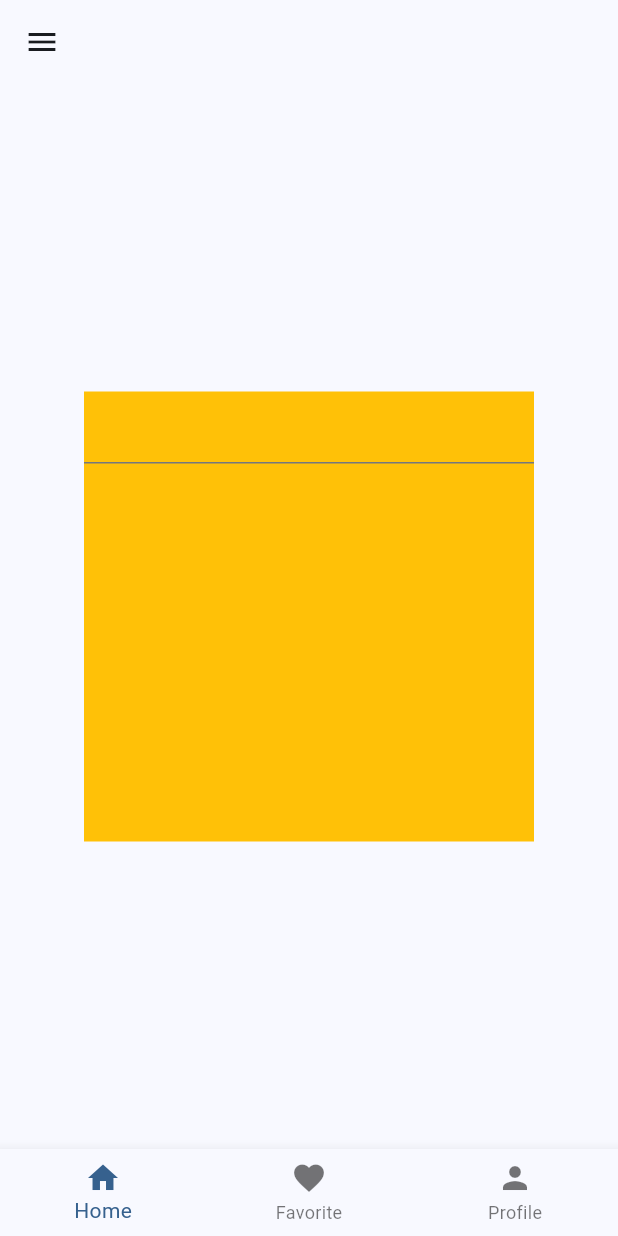
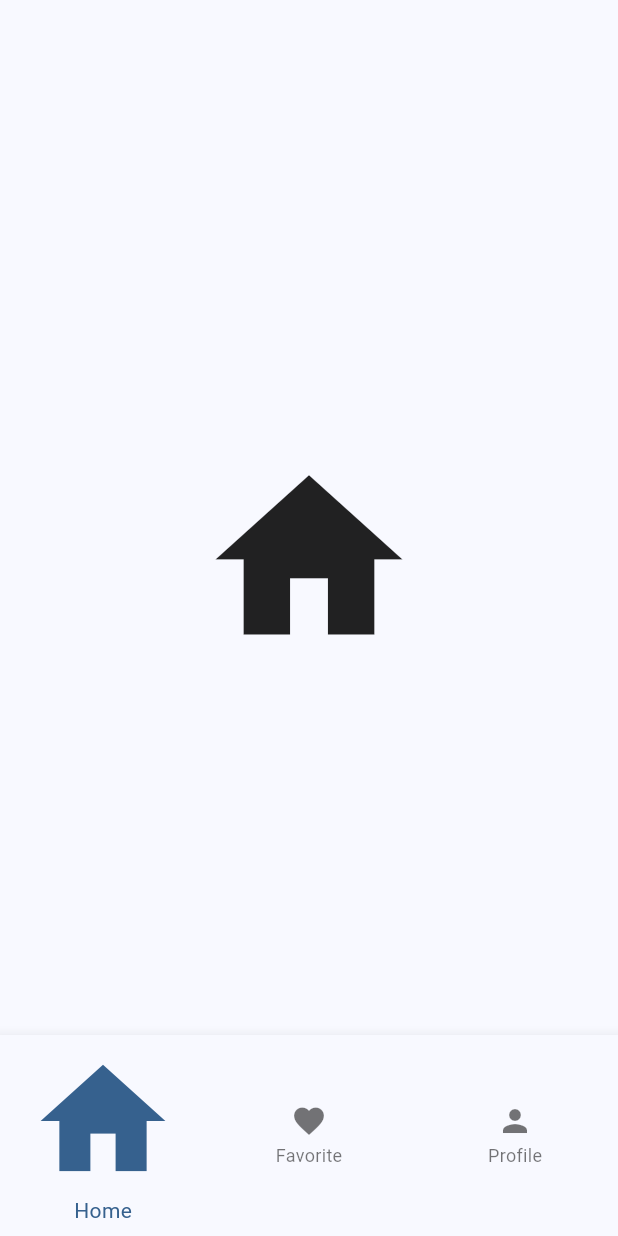
Before and after one commit to rifathasanpriyo/flutter_practice_2024, a Flutter app: the screen it shows after launch, on a phone screen of 412 x 824 dp. Run offline on Flutter 3.47's test engine with Material 3 defaults, Android fonts, the phone set to English and light mode, and no system bars.

```diff
--- a/lib/buttom_navigation.dart
+++ b/lib/buttom_navigation.dart
@@ -1,5 +1,5 @@
 import 'package:flutter/material.dart';
-import 'package:flutter_application_1/first_page.dart';
+
 
 class ButtonNavigation extends StatefulWidget {
   const ButtonNavigation({super.key});
@@ -11,7 +11,7 @@ class ButtonNavigation extends StatefulWidget {
 class _ButtonNavigationState extends State<ButtonNavigation> {
   int index = 0;
   List<Widget> listMenu = [
-    FirstPage(),
+    Icon(Icons.home, size: 150),
     Icon(Icons.favorite, size: 150),
     Icon(Icons.person, size: 150),
   ];
@@ -20,18 +20,7 @@ class _ButtonNavigationState extends State<ButtonNavigation> {
   Widget build(BuildContext context) {
     return Scaffold(
       appBar: AppBar(),
-      drawer: Drawer(
-        child: Padding(
-          padding: const EdgeInsets.all(16.0),
-          child: Column(
-            children: [
-              CircleAvatar(backgroundColor: Colors.brown,
-              radius: 100,
-              )
-            ],
-          ),
-        ),
-      ),
+
       body: Center(child: listMenu[index]),
       bottomNavigationBar: BottomNavigationBar(
         currentIndex: index,
@@ -42,7 +31,7 @@ class _ButtonNavigationState extends State<ButtonNavigation> {
         },
         items: const [
           BottomNavigationBarItem(
-            icon: Icon(Icons.home),
+            icon: Icon(Icons.home,size: 100,),
             label: 'Home',
           ),
           BottomNavigationBarItem(
--- a/lib/first_page.dart
+++ /dev/null
@@ -1,46 +0,0 @@
-import 'package:flutter/material.dart';
-
-class FirstPage extends StatefulWidget {
-  const FirstPage({super.key});
-
-  @override
-  State<FirstPage> createState() => _FirstPageState();
-}
-
-class _FirstPageState extends State<FirstPage> {
-
-
-  TextEditingController name =TextEditingController();
-  String name2 ="";
-
-  @override
-  Widget build(BuildContext context) {
-    return Scaffold(
-      drawer: Drawer(),
-      body: Center(
-        child: Container(
-             height: 300,
-             width: 300,
-             color: Colors.amber,
-          child: Column(
-            children: [
-              TextField(
-               controller: name,
-               onSubmitted: (value) {
-                  setState(() {
-                    name2=value;
-                  });
-               },
-              ),
-
-              Text("$name2"),
-
-
-            ],
-          ),
-
-        ),
-      ),
-    );
-  }
-}
--- a/lib/main.dart
+++ b/lib/main.dart
@@ -1,5 +1,6 @@
 import 'package:flutter/material.dart';
 import 'package:flutter_application_1/buttom_navigation.dart';
+
 
 void main() {
   runApp(const MyApp());
@@ -33,7 +34,7 @@ class MyApp extends StatelessWidget {
         colorScheme: ColorScheme.fromSeed(seedColor: Colors.blue),
         useMaterial3: true,
       ),
-      home: ButtonNavigation(),
+      home:ButtonNavigation(),
     );
   }
 }
--- a/pubspec.yaml
+++ b/pubspec.yaml
@@ -59,9 +59,9 @@ flutter:
   uses-material-design: true
 
   # To add assets to your application, add an assets section, like this:
-  # assets:
-  #   - images/a_dot_burr.jpeg
-  #   - images/a_dot_ham.jpeg
+  assets:
+    - images/
+    #- images/a_dot_ham.jpeg
 
   # An image asset can refer to one or more resolution-specific "variants", see
   # https://flutter.dev/assets-and-images/#resolution-aware
```
